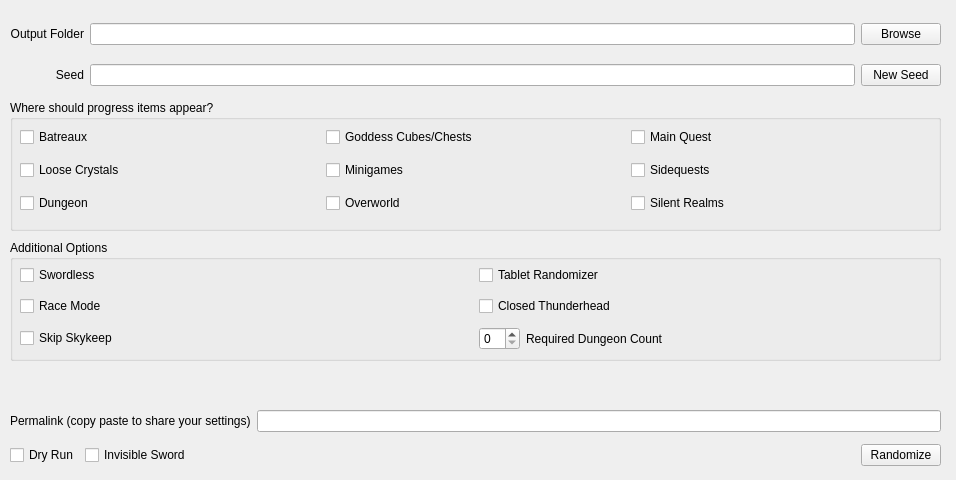
Before: the Qt Designer form randogui.ui in ssrando/ssrando, drawn with Qt 5.
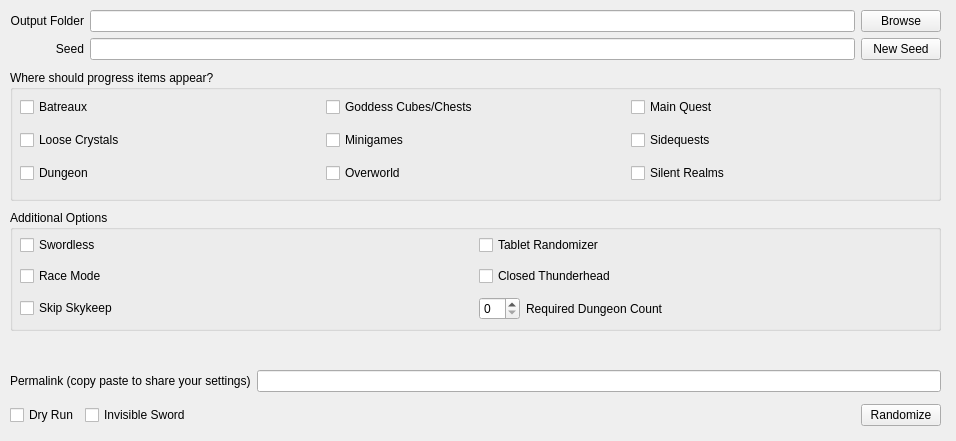
After: the same form once the commit is applied.

The edit to the form file:
```diff
--- a/randogui.ui
+++ b/randogui.ui
@@ -7,7 +7,7 @@
     <x>0</x>
     <y>0</y>
     <width>956</width>
-    <height>480</height>
+    <height>441</height>
    </rect>
   </property>
   <property name="sizePolicy">
@@ -26,7 +26,7 @@
       <x>10</x>
       <y>10</y>
       <width>931</width>
-      <height>89</height>
+      <height>51</height>
      </rect>
     </property>
     <layout class="QGridLayout" name="gridLayout">
@@ -91,7 +91,7 @@
     <property name="geometry">
      <rect>
       <x>10</x>
-      <y>100</y>
+      <y>70</y>
       <width>931</width>
       <height>131</height>
      </rect>
@@ -179,7 +179,7 @@
     <property name="geometry">
      <rect>
       <x>10</x>
-      <y>240</y>
+      <y>210</y>
       <width>931</width>
       <height>121</height>
      </rect>
@@ -275,7 +275,7 @@
     <property name="geometry">
      <rect>
       <x>10</x>
-      <y>440</y>
+      <y>400</y>
       <width>931</width>
       <height>31</height>
      </rect>
@@ -324,7 +324,7 @@
     <property name="geometry">
      <rect>
       <x>10</x>
-      <y>370</y>
+      <y>340</y>
       <width>931</width>
       <height>20</height>
      </rect>
@@ -337,7 +337,7 @@
     <property name="geometry">
      <rect>
       <x>10</x>
-      <y>410</y>
+      <y>370</y>
       <width>931</width>
       <height>22</height>
      </rect>
```
